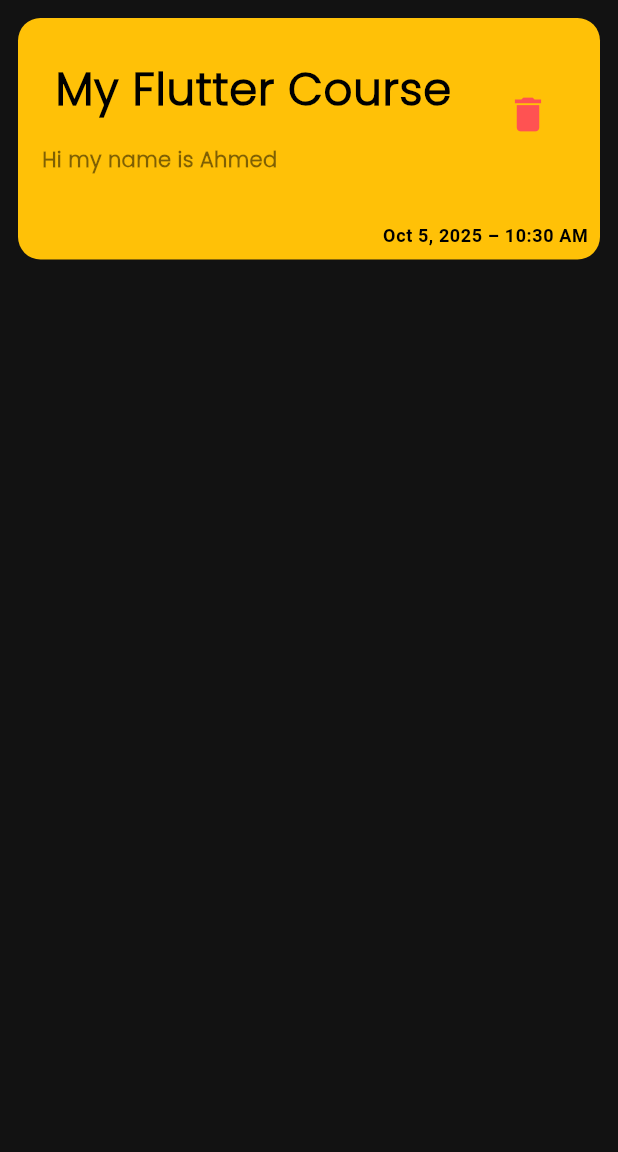
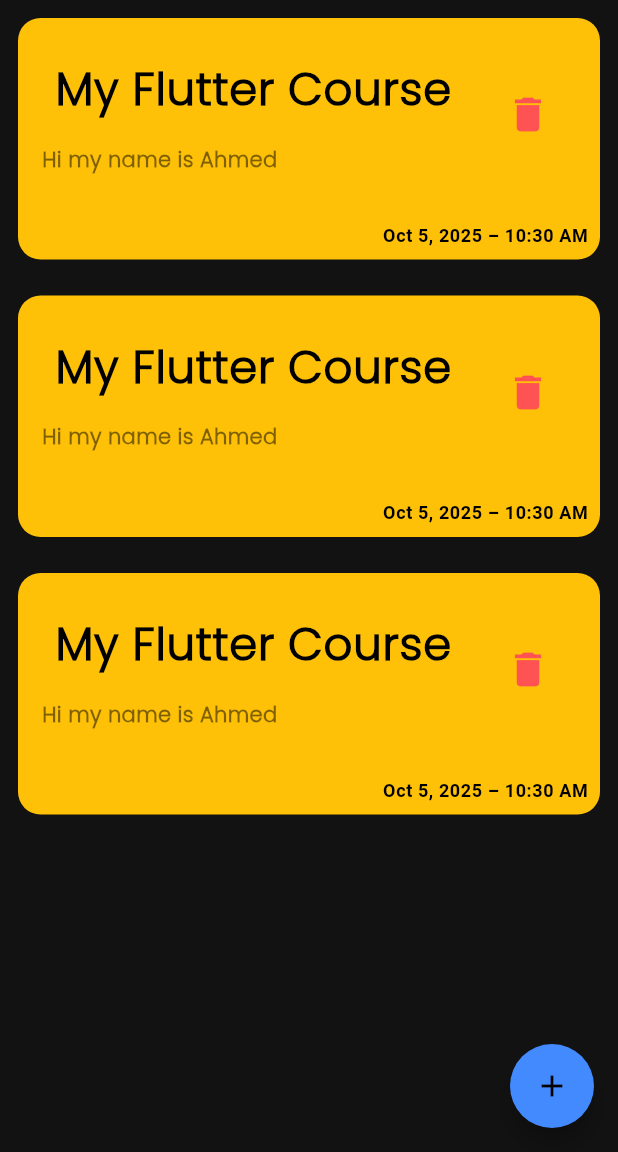
Before and after one commit to a7medelbaz/note_flow, a Flutter app: the screen it shows after launch, on a phone screen of 412 x 824 dp, the part 84-1236 px from its top. Run offline on Flutter 3.47's test engine with Material 3 defaults, Android fonts, the light colour scheme and no system bars.

Commit message:
building the FloatingActionButton

```diff
--- a/lib/layers/ui/screens/home_page.dart
+++ b/lib/layers/ui/screens/home_page.dart
@@ -1,6 +1,6 @@
 import 'package:flutter/material.dart';
 import 'package:note_flow/layers/ui/widgets/my_appbar.dart';
-import 'package:note_flow/layers/ui/widgets/note_card.dart';
+import 'package:note_flow/layers/ui/widgets/note_list_view.dart';
 
 class HomePage extends StatelessWidget {
   const HomePage({super.key});
@@ -12,12 +12,13 @@ class HomePage extends StatelessWidget {
         appBarTitle: 'NoteFlow',
         onpressed: () {},
       ),
-      body: NoteCard(
-        title: ' My Flutter Course',
-        subTitle: 'Hi my name is Ahmed ',
-        deleteFunction: () {},
-        time: DateTime.now(),
+      floatingActionButton: FloatingActionButton(
+        backgroundColor: Colors.blueAccent,
+        shape: const CircleBorder(),
+        child: Icon(Icons.add),
+        onPressed: () {},
       ),
+      body: NoteListView(),
     );
   }
 }
```
